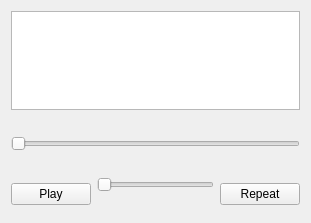
Qt form mplayer.ui (Samsebamse/mPlayer) before a commit.
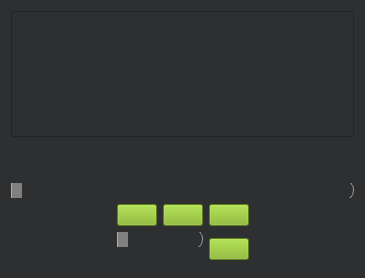
The same form after that commit. Icons and pictures are not drawn.

Commit message:
IMPROVED PART: + icons to GUI part + Seek through the playlist with buttons + Repeat playlist
MISSING PART:
- Crashes at the end of playlist if repeat is not checked
- GUI part needs improvment
- SAVE and LOAD playlist
- QDialog to seek through audio

What changed in the file:
```diff
--- a/mplayer.ui
+++ b/mplayer.ui
@@ -6,22 +6,25 @@
    <rect>
     <x>0</x>
     <y>0</y>
-    <width>311</width>
-    <height>223</height>
+    <width>365</width>
+    <height>278</height>
    </rect>
   </property>
   <property name="windowTitle">
    <string>mPlayer</string>
   </property>
   <property name="styleSheet">
-   <string notr="true"/>
+   <string notr="true">background-color: #2e2f30;
+color: red;</string>
   </property>
   <widget class="QWidget" name="centralWidget">
    <layout class="QVBoxLayout" name="verticalLayout_3">
     <item>
-     <layout class="QVBoxLayout" name="verticalLayout_2">
-      <item>
-       <widget class="QListWidget" name="listWidget"/>
+     <widget class="QListWidget" name="listWidget">
+      <property name="styleSheet">
+       <string notr="true"/>
+      </property>
+     </widget>
       </item>
       <item>
        <widget class="QLabel" name="labelSonginfo">
@@ -33,13 +36,6 @@
         </property>
        </widget>
       </item>
-      <item>
-       <widget class="QSlider" name="sliderProgress">
-        <property name="orientation">
-         <enum>Qt::Horizontal</enum>
-        </property>
-       </widget>
-      </item>
       <item>
        <layout class="QHBoxLayout" name="horizontalLayout_2">
         <item>
@@ -65,21 +61,148 @@
        </layout>
       </item>
       <item>
+     <widget class="QSlider" name="sliderProgress">
+      <property name="styleSheet">
+       <string notr="true">/* Slider Border */
+QSlider::groove:horizontal {
+border: 1px solid #999999;
+height: 18px;
+
+border-radius: 9px;
+}
+
+/* Slider knob */
+QSlider::handle:horizontal {
+background: gray;
+width: 10px;
+height: 18px;
+}
+
+/* Slider progress */
+QSlider::sub-page:qlineargradient {
+background: #ffa500;
+height: 10px;
+
+}</string>
+      </property>
+      <property name="orientation">
+       <enum>Qt::Horizontal</enum>
+      </property>
+     </widget>
+    </item>
+    <item>
+     <layout class="QHBoxLayout" name="horizontalLayout_4">
+      <item>
+       <spacer name="horizontalSpacer">
+        <property name="orientation">
+         <enum>Qt::Horizontal</enum>
+        </property>
+        <property name="sizeHint" stdset="0">
+         <size>
+          <width>40</width>
+          <height>20</height>
+         </size>
+        </property>
+       </spacer>
+      </item>
+      <item>
+       <layout class="QVBoxLayout" name="verticalLayout_2">
+        <item>
        <layout class="QHBoxLayout" name="horizontalLayout">
+          <item>
+           <widget class="QPushButton" name="buttonBack">
+            <property name="styleSheet">
+             <string notr="true">background-color: #83b51f</string>
+            </property>
+            <property name="text">
+             <string/>
+            </property>
+            <property name="icon">
+             <iconset resource="resources.qrc">
+              <normaloff>:/icon/ic_skip_previous_black_48dp_1x.png</normaloff>:/icon/ic_skip_previous_black_48dp_1x.png</iconset>
+            </property>
+            <property name="iconSize">
+             <size>
+              <width>20</width>
+              <height>20</height>
+             </size>
+            </property>
+           </widget>
+          </item>
         <item>
          <widget class="QPushButton" name="buttonPlay">
+            <property name="styleSheet">
+             <string notr="true">background-color: #83b51f</string>
+            </property>
           <property name="text">
-           <string>Play</string>
+             <string/>
+            </property>
+            <property name="icon">
+             <iconset resource="resources.qrc">
+              <normaloff>:/icon/ic_play_arrow_black_48dp_1x.png</normaloff>:/icon/ic_play_arrow_black_48dp_1x.png</iconset>
+            </property>
+            <property name="iconSize">
+             <size>
+              <width>20</width>
+              <height>20</height>
+             </size>
           </property>
           <property name="checkable">
            <bool>true</bool>
           </property>
          </widget>
         </item>
+          <item>
+           <widget class="QPushButton" name="buttonNext">
+            <property name="styleSheet">
+             <string notr="true">background-color: #83b51f</string>
+            </property>
+            <property name="text">
+             <string/>
+            </property>
+            <property name="icon">
+             <iconset resource="resources.qrc">
+              <normaloff>:/icon/ic_skip_next_black_48dp_1x.png</normaloff>:/icon/ic_skip_next_black_48dp_1x.png</iconset>
+            </property>
+            <property name="iconSize">
+             <size>
+              <width>20</width>
+              <height>20</height>
+             </size>
+            </property>
+           </widget>
+          </item>
+         </layout>
+        </item>
+        <item>
+         <layout class="QHBoxLayout" name="horizontalLayout_3">
         <item>
          <layout class="QVBoxLayout" name="verticalLayout">
           <item>
            <widget class="QSlider" name="sliderVolume">
+              <property name="styleSheet">
+               <string notr="true">/* Slider Border */
+QSlider::groove:horizontal {
+border: 1px solid #999999;
+height: 18px;
+
+border-radius: 9px;
+}
+
+/* Slider knob */
+QSlider::handle:horizontal {
+background: gray;
+width: 10px;
+height: 18px;
+}
+
+/* Slider progress */
+QSlider::sub-page:qlineargradient {
+background: #ffa500;
+height: 10px;
+
+}</string>
+              </property>
             <property name="maximum">
              <number>100</number>
             </property>
@@ -138,8 +261,21 @@
           <property name="enabled">
            <bool>true</bool>
           </property>
+            <property name="styleSheet">
+             <string notr="true">background-color: #83b51f</string>
+            </property>
           <property name="text">
-           <string>Repeat</string>
+             <string/>
+            </property>
+            <property name="icon">
+             <iconset resource="resources.qrc">
+              <normaloff>:/icon/ic_replay_black_48dp_1x.png</normaloff>:/icon/ic_replay_black_48dp_1x.png</iconset>
+            </property>
+            <property name="iconSize">
+             <size>
+              <width>20</width>
+              <height>20</height>
+             </size>
           </property>
           <property name="checkable">
            <bool>true</bool>
@@ -150,7 +286,33 @@
       </item>
      </layout>
     </item>
-   </layout>
+      <item>
+       <spacer name="horizontalSpacer_2">
+        <property name="orientation">
+         <enum>Qt::Horizontal</enum>
+        </property>
+        <property name="sizeHint" stdset="0">
+         <size>
+          <width>40</width>
+          <height>20</height>
+         </size>
+        </property>
+       </spacer>
+      </item>
+     </layout>
+    </item>
+   </layout>
+   <zorder>layoutWidget</zorder>
+   <zorder>layoutWidget</zorder>
+   <zorder>sliderProgress</zorder>
+   <zorder>listWidget</zorder>
+   <zorder>buttonBack</zorder>
+   <zorder>buttonNext</zorder>
+   <zorder>labelVolume</zorder>
+   <zorder>horizontalSpacer</zorder>
+   <zorder>horizontalSpacer_2</zorder>
+   <zorder>labelSonginfo</zorder>
+   <zorder>labelSonglength</zorder>
   </widget>
  </widget>
  <layoutdefault spacing="6" margin="11"/>
```
Left out of the diff: 4 changed lines with no effect on the pictures. Lines whose indentation alone changed are shown as unchanged. The commit also changes 10 other files.
